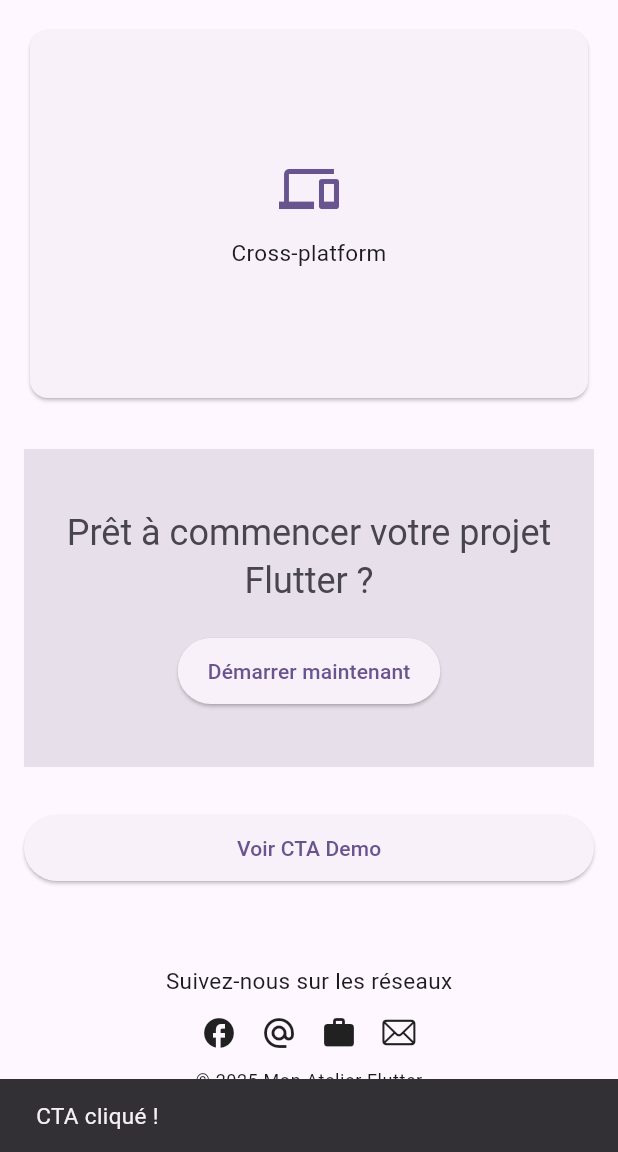
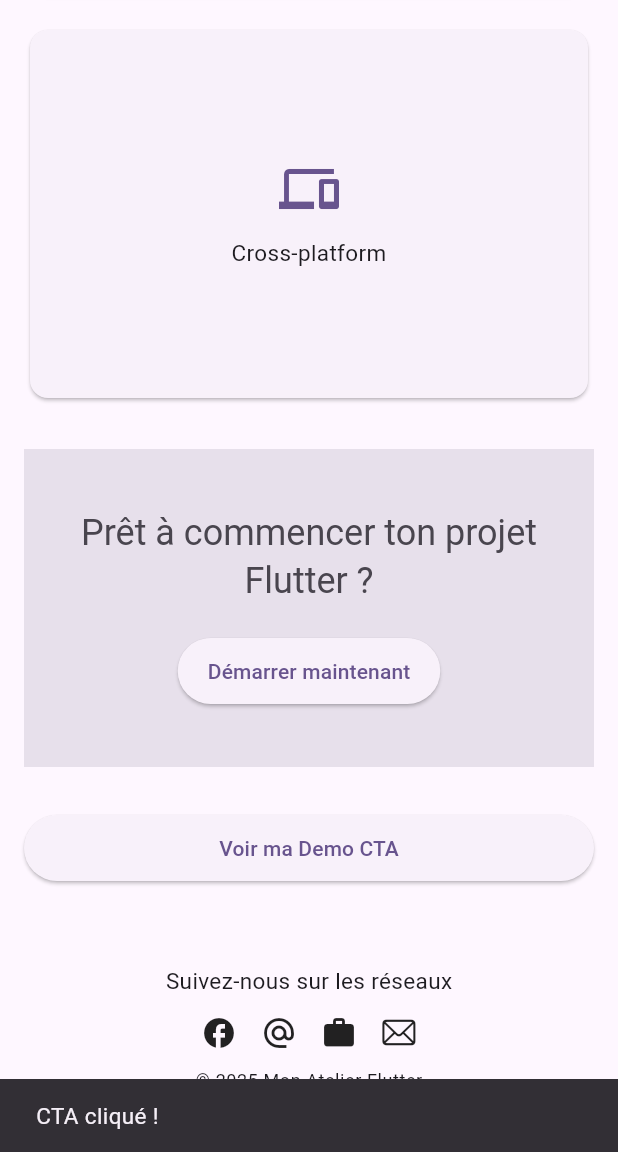
Before and after one commit to Lindsey-27/Atelier2_flutter, a Flutter app: the screen it shows after launch, scrolled down 1244 dp, after a tap on "Démarrer maintenant", on a phone screen of 412 x 824 dp, the part 84-1236 px from its top. Run offline on Flutter 3.47's test engine with Material 3 defaults, Android fonts, the phone set to English and light mode, and no system bars; network calls fail.

Commit message:
petite modification sans inconvenient

```diff
--- a/lib/home_page.dart
+++ b/lib/home_page.dart
@@ -55,7 +55,7 @@ class _HomePageState extends State<HomePage> {
                 MaterialPageRoute(builder: (context) => const CtaPage()),
               );
             },
-            child: const Text("Voir CTA Demo"),
+            child: const Text("Voir ma Demo CTA"),
           ),
           const SizedBox(height: 30),
           const Footer(), // <- footer simple
--- a/lib/widgets/cta_section.dart
+++ b/lib/widgets/cta_section.dart
@@ -15,7 +15,7 @@ class CtaSection extends StatelessWidget {
         crossAxisAlignment: CrossAxisAlignment.center,
         children: [
           Text(
-            "Prêt à commencer votre projet Flutter ?",
+            "Prêt à commencer ton projet Flutter ?",
             style: Theme.of(context).textTheme.headlineSmall?.copyWith(
               color: colorScheme.onSurfaceVariant,
             ),
--- a/lib/widgets/hero_section.dart
+++ b/lib/widgets/hero_section.dart
@@ -31,7 +31,7 @@ class HeroSection extends StatelessWidget {
                   ),
                   const SizedBox(height: 12),
                   Text(
-                    "Apprends à créer des interfaces responsive, réutilisables et modernes.",
+                    "Apprends à créer des interfaces responsive, réutilisables et modernes avec moi.",
                     style: Theme.of(context).textTheme.bodyMedium,
                   ),
                   const SizedBox(height: 20),
```
